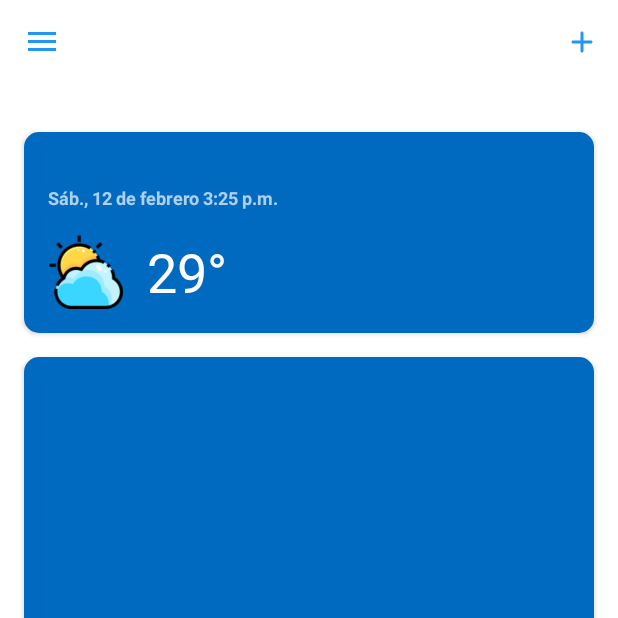
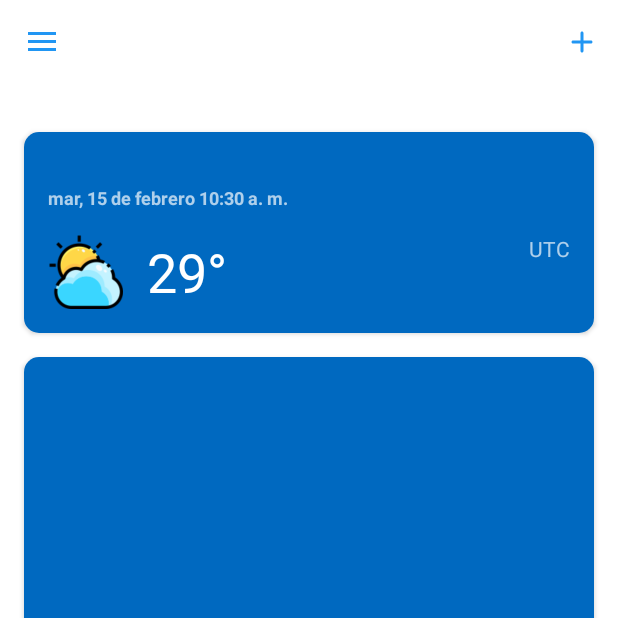
Before and after one commit to JorgeSb13/Clima, an Android app: the MainActivity screen opened directly, with no data from a screen before it, on a phone screen of 412 x 824 dp, the top half of it. Run offline under Robolectric (Android 15) with nearby library versions, the phone set to English and light mode, and no system bars; libraries missing offline, so code that uses them is left out: io.objectbox, io.objectbox.android; 3 statements that could not run were skipped.

Commit message:
Fecha, hora, y zona horaria y funcion de swipe
Se agregó la información de fecha, hora y zona horaria además de la función de actualizar la información al hacer swipe en la pantalla

```diff
--- a/app/build.gradle
+++ b/app/build.gradle
@@ -42,6 +42,7 @@ dependencies {
     implementation 'androidx.appcompat:appcompat:1.4.1'
     implementation 'com.google.android.material:material:1.5.0'
     implementation 'androidx.constraintlayout:constraintlayout:2.1.3'
+    implementation 'androidx.swiperefreshlayout:swiperefreshlayout:1.1.0'
 
     // ----- Testing libraries -----
     testImplementation 'junit:junit:4.13.2'
--- a/app/src/main/java/com/examen/clima/activities/MainActivity.kt
+++ b/app/src/main/java/com/examen/clima/activities/MainActivity.kt
@@ -23,13 +23,11 @@ import com.examen.clima.databinding.ActivityMainBinding
 import com.examen.clima.databinding.NavHeaderBinding
 import com.examen.clima.entities.Ubi
 import com.examen.clima.entities.Weather
+import com.examen.clima.utils.*
 import com.examen.clima.utils.Constants.Companion.FACEBOOK
 import com.examen.clima.utils.Constants.Companion.GOOGLE
 import com.examen.clima.utils.Constants.Companion.LOCATION_REQ_CODE
 import com.examen.clima.utils.Constants.Companion.TAG_LOCATION
-import com.examen.clima.utils.alertDialog
-import com.examen.clima.utils.goToActivity
-import com.examen.clima.utils.transitionRight
 import com.google.android.gms.location.FusedLocationProviderClient
 import com.google.android.gms.location.LocationServices
 import com.google.android.material.navigation.NavigationView
@@ -73,8 +71,17 @@ class MainActivity : ToolbarActivity(), NavigationView.OnNavigationItemSelectedL
         // Load the weather of next days
         mLayoutManager = LinearLayoutManager(this)
         recycler = binding.recycler
+        loadWeather()
 
-        loadWeather()
+        // ----- Swipe to refresh information function -----
+        binding.srlRefreshScreen.setOnRefreshListener {
+            // Refresh information in principal CardView
+            loadPrincipalCardInformation()
+            // Refresh weather information
+            loadWeather()
+
+            binding.srlRefreshScreen.isRefreshing = false
+        }
         // -----------------------------
     }
 
@@ -132,6 +139,9 @@ class MainActivity : ToolbarActivity(), NavigationView.OnNavigationItemSelectedL
             binding.ivLocation.visibility = VISIBLE
             binding.tvCity.text = "${ubi!!.locality}, ${ubi!!.state}"
         }
+
+        binding.tvDateTime.text = getDateTime()
+        binding.tvTimeZone.text = getTimeZone()
     }
 
     private fun loadWeather() {
--- a/app/src/main/java/com/examen/clima/utils/Extensions.kt
+++ b/app/src/main/java/com/examen/clima/utils/Extensions.kt
@@ -14,6 +14,8 @@ import androidx.appcompat.app.AppCompatActivity
 import androidx.fragment.app.Fragment
 import com.examen.clima.App
 import com.examen.clima.R
+import java.text.SimpleDateFormat
+import java.util.*
 
 fun toast(message: CharSequence, duration: Int = Toast.LENGTH_SHORT) =
     Toast.makeText(App.context, message, duration).show()
@@ -87,3 +89,16 @@ fun simpleAlertDialog(context: Context, title: String, message: String, buttonTe
 fun Activity.transitionBack() = overridePendingTransition(R.anim.animation_right_in, R.anim.animation_right_out)
 fun Activity.transitionRight() = overridePendingTransition(R.anim.animation_right_in, R.anim.animation_right_out)
 fun Activity.transitionLeft() = overridePendingTransition(R.anim.animation_left_in, R.anim.animation_left_out)
+
+fun getDateTime(): String {
+    val day = SimpleDateFormat("EEE, d", Locale("es", "MX")) // e.g "mar., 15"
+    val monthTime = SimpleDateFormat("MMMM h:mm aa", Locale("es", "MX")) // e.g "febrero 2:33 p. m."
+    val date = Date()
+    return "${day.format(date)} de ${monthTime.format(date)}" // e.g "mar., 15 de febrero 2:33 p. m."
+}
+
+fun getTimeZone(): String {
+    val time = Calendar.getInstance().time.toString()
+    val splitTime = time.split(" ")
+    return splitTime[4] // e.g "GMT-07:00"
+}
--- a/app/src/main/res/layout/activity_main.xml
+++ b/app/src/main/res/layout/activity_main.xml
@@ -8,6 +8,11 @@
     android:background="@color/white"
     tools:context=".activities.MainActivity"
     tools:openDrawer="start">
+
+    <androidx.swiperefreshlayout.widget.SwipeRefreshLayout
+        android:id="@+id/srlRefreshScreen"
+        android:layout_width="match_parent"
+        android:layout_height="match_parent">
 
         <androidx.constraintlayout.widget.ConstraintLayout
             android:layout_width="match_parent"
@@ -61,11 +66,10 @@
                             app:layout_constraintTop_toTopOf="@id/ivLocation" />
 
                         <TextView
-                        android:id="@+id/tvDateHour"
+                            android:id="@+id/tvDateTime"
                             android:layout_width="wrap_content"
                             android:layout_height="wrap_content"
                             android:layout_marginTop="8dp"
-                        android:text="Sáb., 12 de febrero 3:25 p.m."
                             android:textColor="@color/white_alpha"
                             android:textSize="12sp"
                             android:textStyle="bold"
@@ -103,6 +107,19 @@
                             app:layout_constraintStart_toEndOf="@id/ivWeather"
                             app:layout_constraintTop_toTopOf="parent" />
                     </androidx.constraintlayout.widget.ConstraintLayout>
+
+                    <TextView
+                        android:id="@+id/tvTimeZone"
+                        android:layout_width="wrap_content"
+                        android:layout_height="wrap_content"
+                        android:layout_marginHorizontal="16dp"
+                        android:textColor="@color/white_alpha"
+                        android:textSize="14sp"
+                        app:layout_constraintEnd_toEndOf="parent"
+                        app:layout_constraintHorizontal_bias="1"
+                        app:layout_constraintStart_toEndOf="@id/clWeather"
+                        app:layout_constraintTop_toTopOf="@id/clWeather" />
+
                 </androidx.constraintlayout.widget.ConstraintLayout>
             </androidx.cardview.widget.CardView>
 
@@ -132,6 +149,8 @@
 
         </androidx.constraintlayout.widget.ConstraintLayout>
 
+    </androidx.swiperefreshlayout.widget.SwipeRefreshLayout>
+
     <com.google.android.material.navigation.NavigationView
         android:id="@+id/navView"
         android:layout_width="wrap_content"
```
Lines whose indentation alone changed are shown as unchanged.
